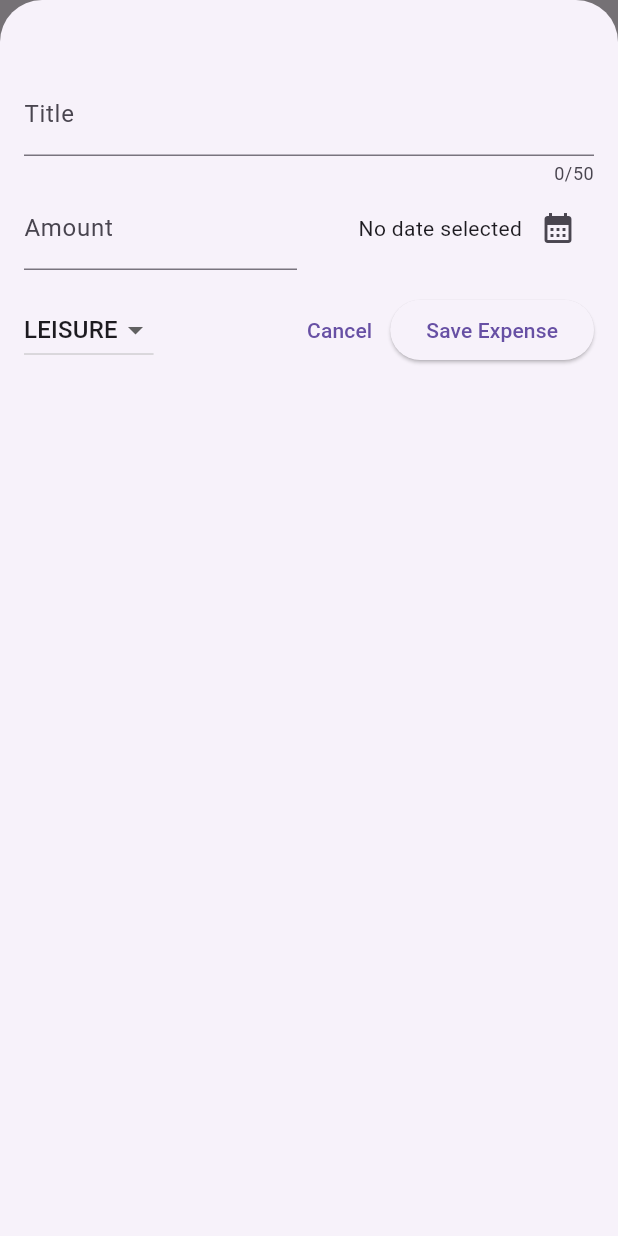
After one commit to in-aadi/Expense-Tracker, a Flutter app: the screen it shows after launch, after a tap on the "add" icon, on a phone screen of 412 x 824 dp. The commit adds this screen. Run offline on Flutter 3.47's test engine with Material 2 defaults, Android fonts, the phone set to English and light mode, and no system bars.

Commit message:
Basic App built

```diff
--- a/lib/widgets/expenses.dart
+++ b/lib/widgets/expenses.dart
@@ -1,4 +1,5 @@
-import 'package:expense_tracker/widgets/expenses_list.dart';
+import 'package:expense_tracker/widgets/expenses_list/expenses_list.dart';
+import 'package:expense_tracker/widgets/new_expense.dart';
 import 'package:flutter/material.dart';
 import '../models/expense.dart';
 
@@ -26,12 +27,50 @@ class _ExpensesState extends State<Expenses> {
     ),
   ];
 
+
   void _openAddExpenseOverlay(){
-    showModalBottomSheet(context: context, builder: builder)
+    showModalBottomSheet(
+      isScrollControlled: true,
+      context: context,
+      builder: (ctx) => NewExpense(onAddExpense: addExpense,),
+    );
+  }
+
+  void addExpense(Expense expense) {
+    setState(() {
+      _registeredExpenses.add(expense);
+    });
+  }
+
+  void _removeExpense(Expense expense){
+    final expenseIndex = _registeredExpenses.indexOf(expense);
+    setState(() {
+      _registeredExpenses.remove(expense);
+    });
+    ScaffoldMessenger.of(context).clearSnackBars();
+    ScaffoldMessenger.of(context).showSnackBar(
+      SnackBar(
+        duration: const Duration(seconds: 3),
+        content: const Text('Expense deleted'),
+        action: SnackBarAction(
+          label: 'Undo',
+          onPressed: () {
+            setState(() {
+              _registeredExpenses.insert(expenseIndex, expense);
+            });
+        }),
+      )
+    );
   }
 
   @override
   Widget build(BuildContext context) {
+    Widget mainContent = const Center(
+      child: Text('No expenses founnd. Start adding some!'),
+    );
+    if(_registeredExpenses.isNotEmpty){
+      mainContent = ExpensesList(expenses: _registeredExpenses, onRemoveExpense: _removeExpense,);
+    }
     return Scaffold(
       appBar: AppBar(
         title: const Text("FlutterExpenseTracker"),
@@ -46,7 +85,7 @@ class _ExpensesState extends State<Expenses> {
         children: [
           const Text("The chart"),
           Expanded(
-            child: ExpensesList(expenses: _registeredExpenses),
+            child: mainContent,
           )
         ]
       ),
--- /dev/null
+++ b/lib/widgets/expenses_list/expenses_list.dart
@@ -0,0 +1,24 @@
+import 'package:expense_tracker/widgets/expenses_list/expense_item.dart';
+import 'package:flutter/material.dart';
+import '../../models/expense.dart';
+
+class ExpensesList extends StatelessWidget {
+  const ExpensesList({super.key, required this.expenses, required this.onRemoveExpense});
+
+  final List<Expense> expenses;
+  final void Function(Expense expense) onRemoveExpense;
+
+  @override
+  Widget build(BuildContext context) {
+    return ListView.builder(
+      itemCount: expenses.length,
+      itemBuilder: (ctx, index) => Dismissible(
+        key: ValueKey(expenses[index]),
+        onDismissed: (directionn) {
+          onRemoveExpense(expenses[index]);
+        },
+        child: ExpenseItem(expenses[index])
+      ),
+    );
+  }
+}
--- /dev/null
+++ b/lib/widgets/new_expense.dart
@@ -0,0 +1,156 @@
+import 'package:flutter/material.dart';
+import '../models/expense.dart';
+
+class NewExpense extends StatefulWidget {
+  const NewExpense({super.key, required this.onAddExpense});
+
+  final void Function(Expense expense) onAddExpense;
+
+  @override
+  State<StatefulWidget> createState() {
+    // TODO: implement createState
+    return _NewExpenseState();
+  }
+}
+
+class _NewExpenseState extends State<NewExpense> {
+  final _titleController = TextEditingController();
+  final _amountController = TextEditingController();
+  DateTime? _selectedDate;
+  Category _selectedCategory = Category.leisure;
+
+  void _presentDatePicker() async {
+    final now = DateTime.now();
+    final firstDate = DateTime(now.year - 1, now.month, now.day);
+
+    final pickedDate = await showDatePicker(
+      context: context,
+      initialDate: now,
+      firstDate: firstDate,
+      lastDate: now,
+    );
+    setState(() {
+      _selectedDate = pickedDate;
+    });
+  }
+
+  void _submitExpenseData(){
+    final enteredAmount = double.tryParse(_amountController.text);
+    final amountIsInvalid = (enteredAmount == null || enteredAmount <= 0);
+    if(_titleController.text.trim().isEmpty || amountIsInvalid || _selectedDate == null){
+      showDialog(
+        context: context,
+        builder: (ctx) => AlertDialog(
+          title: const Text('Invalid input'),
+          content: const Text('Please make sure a valid title, amount, data, category was entered'),
+          actions: [
+            TextButton(
+              onPressed: () {
+                Navigator.pop(ctx);
+              },
+              child: const Text('Okay')
+            )
+          ],
+        ),
+      );
+      return;
+    }
+    widget.onAddExpense(
+      Expense(
+        title: _titleController.text,
+        amount: enteredAmount,
+        date: _selectedDate!,
+        category: _selectedCategory
+      )
+    );
+    Navigator.pop(context);
+  }
+
+  @override
+  void dispose() {
+    _titleController.dispose();
+    _amountController.dispose();
+    super.dispose();
+  }
+
+  @override
+  Widget build(BuildContext context) {
+    return Padding(
+      padding: const EdgeInsets.fromLTRB(16, 48, 16, 16),
+      child: Column(
+        children: [
+          TextField(
+            controller: _titleController,
+            maxLength: 50,
+            decoration: const InputDecoration(
+              label: Text('Title')
+            ),
+          ),
+          Row(
+            children: [
+              Expanded(
+                child: TextField(
+                  controller: _amountController,
+                  keyboardType: TextInputType.number,
+                  decoration: const InputDecoration(
+                    prefixText: '\$ ',
+                    label: Text('Amount')
+                  ),
+                ),
+              ),
+              const SizedBox(width: 16,),
+              Expanded(
+                child: Row(
+                  mainAxisAlignment: MainAxisAlignment.end,
+                  crossAxisAlignment: CrossAxisAlignment.center,
+                  children: [
+                    Text((_selectedDate == null)? 'No date selected' : formatter.format(_selectedDate!)),
+                    IconButton(
+                      onPressed: _presentDatePicker,
+                      icon: const Icon(Icons.calendar_month)
+                    )
+                  ],
+                ),
+              )
+            ],
+          ),
+          const SizedBox(height: 16,),
+          Row(
+            children: [
+              DropdownButton(
+                value: _selectedCategory,
+                items: Category.values.map(
+                  (category) => DropdownMenuItem(
+                    value: category,
+                    child: Text(
+                      category.name.toUpperCase()
+                    )
+                  )
+                ).toList(),
+                onChanged: (value) {
+                  if(value == null){
+                    return;
+                  }
+                  setState(() {
+                    _selectedCategory = value;
+                  });
+                }
+              ),
+              const Spacer(),
+              TextButton(
+                onPressed: () {
+                  Navigator.pop(context);
+                },
+                child: const Text('Cancel')
+              ),
+              ElevatedButton(
+                onPressed: _submitExpenseData,
+                child: const Text('Save Expense')
+              ),
+            ],
+          )
+        ],
+      ),
+    );
+  }
+}
```
Also changed, not shown: lib/widgets/expenses_list.dart (deleted, +0 -17 lines), lib/widgets/expenses_list/expense_item.dart (renamed from lib/widgets/expense_item.dart).
